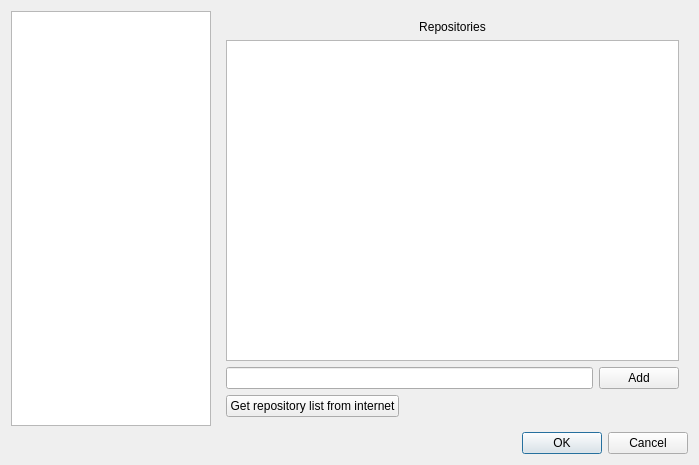
First picture: the form in mpkgsettings.ui, repository Sergeyego/apackager, before the edit.
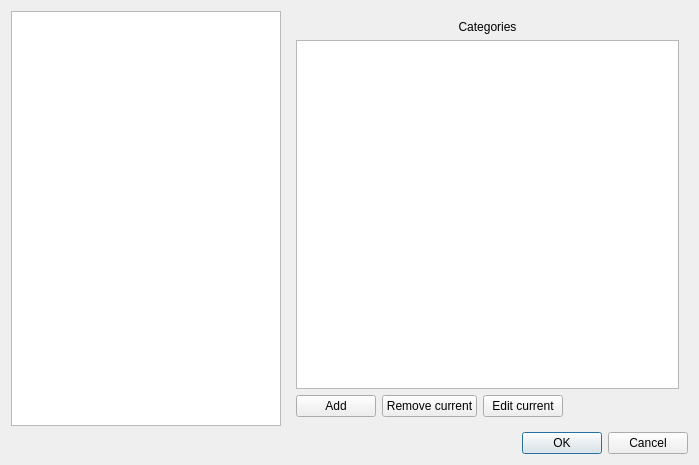
Second picture: the form after the edit. The open tabs and pages were chosen to show the change. Custom widgets are drawn as their Qt base class.

Commit message: beta 2 release: editable category model

What changed in the file:
```diff
--- a/mpkgsettings.ui
+++ b/mpkgsettings.ui
@@ -26,14 +26,14 @@
        </property>
        <property name="maximumSize">
         <size>
-         <width>200</width>
+         <width>270</width>
          <height>16777215</height>
         </size>
        </property>
        <property name="iconSize">
         <size>
-         <width>20</width>
-         <height>20</height>
+         <width>25</width>
+         <height>25</height>
         </size>
        </property>
       </widget>
@@ -232,6 +232,61 @@
          </item>
         </layout>
        </widget>
+       <widget class="QWidget" name="page_5">
+        <layout class="QVBoxLayout" name="verticalLayout_6">
+         <item>
+          <widget class="QLabel" name="label_7">
+           <property name="text">
+            <string>Categories</string>
+           </property>
+           <property name="alignment">
+            <set>Qt::AlignCenter</set>
+           </property>
+          </widget>
+         </item>
+         <item>
+          <widget class="QListView" name="listViewCategories"/>
+         </item>
+         <item>
+          <layout class="QHBoxLayout" name="horizontalLayout_7">
+           <item>
+            <widget class="QPushButton" name="cmdAddCategory">
+             <property name="text">
+              <string>Add</string>
+             </property>
+            </widget>
+           </item>
+           <item>
+            <widget class="QPushButton" name="cmdRemoveCaterory">
+             <property name="text">
+              <string>Remove current</string>
+             </property>
+            </widget>
+           </item>
+           <item>
+            <widget class="QPushButton" name="cmdEditCategory">
+             <property name="text">
+              <string>Edit current</string>
+             </property>
+            </widget>
+           </item>
+           <item>
+            <spacer name="horizontalSpacer_3">
+             <property name="orientation">
+              <enum>Qt::Horizontal</enum>
+             </property>
+             <property name="sizeHint" stdset="0">
+              <size>
+               <width>40</width>
+               <height>20</height>
+              </size>
+             </property>
+            </spacer>
+           </item>
+          </layout>
+         </item>
+        </layout>
+       </widget>
       </widget>
      </item>
     </layout>
```
The commit also changes 106 other files.
